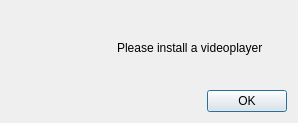
Above: QvkNoPlayerDialog.ui from yanuarakhid/vokoscreen before the change. Below: the same form after it.
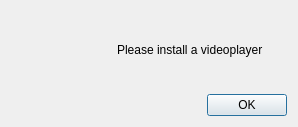
That is the form after the change. Icons and pictures are not drawn.

The edit to the form file:
```diff
--- a/QvkNoPlayerDialog.ui
+++ b/QvkNoPlayerDialog.ui
@@ -7,7 +7,7 @@
     <x>0</x>
     <y>0</y>
     <width>298</width>
-    <height>123</height>
+    <height>127</height>
    </rect>
   </property>
   <property name="windowTitle">
```
Left out of the diff: 2 changed lines with no effect on the pictures.
